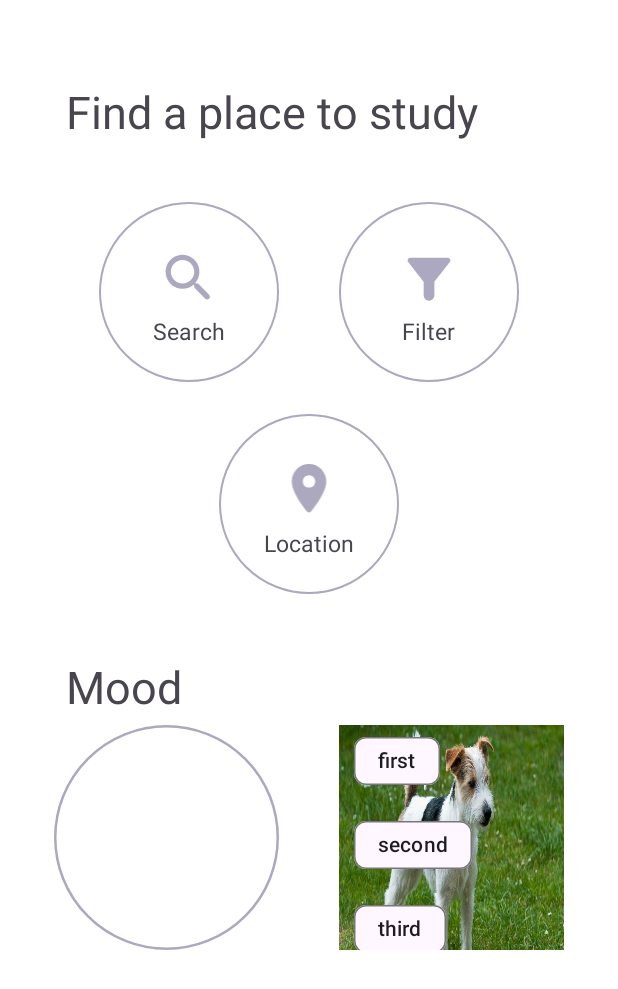
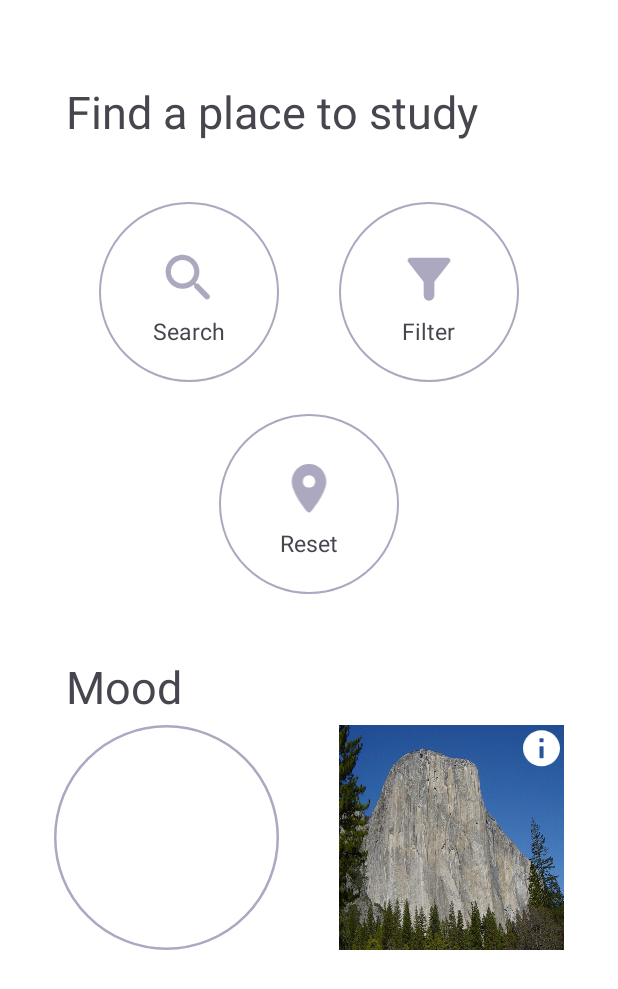
Before and after one commit to psavla2/StudyBuddy, an Android app: the layout activity_home_page2.xml on its own in the app's theme, with its tools: preview values and no code run, on a phone screen of 412 x 824 dp. Shown: the top 989 px of the screen. Run offline under Robolectric (Android 15) with nearby library versions, the phone set to English and light mode, and no system bars; plain views replace EasyFlipView.

Commit message:
Add files via upload

```diff
--- a/app/src/main/res/layout/activity_home_page2.xml
+++ b/app/src/main/res/layout/activity_home_page2.xml
@@ -40,9 +40,9 @@
                     android:layout_width="wrap_content"
                     android:layout_height="wrap_content"
                     android:orientation="vertical"
-                    android:gravity="center"
-                    >
+                    android:gravity="center">
                     <ImageView
+                        android:id="@+id/home_page_search_button"
                         android:layout_width="120dp"
                         android:layout_height="120dp"
                         android:src="@drawable/circle"
@@ -81,6 +81,7 @@
                         android:layout_height="120dp"
                         android:src="@drawable/circle"
                         android:clickable="true"
+                        android:id="@+id/home_page_filter_button"
                         >
                     </ImageView>
 
@@ -119,6 +120,7 @@
                         android:layout_height="120dp"
                         android:src="@drawable/circle"
                         android:clickable="true"
+                        android:id="@+id/home_page_reset_button"
                         >
                     </ImageView>
 
@@ -135,7 +137,7 @@
                         android:layout_marginTop="0dp"
                         android:layout_width="wrap_content"
                         android:layout_height="wrap_content"
-                        android:text="Location"
+                        android:text="Reset"
                         android:textSize="15dp"
                         ></TextView>
                 </LinearLayout>
@@ -181,29 +183,28 @@
 
                         <com.wajahatkarim3.easyflipview.EasyFlipView
                             android:id="@+id/easyFlipView"
+                            android:layout_centerInParent="true"
                             android:layout_width="match_parent"
                             android:layout_height="match_parent"
-                            android:layout_centerInParent="true"
+                            app:flipOnTouch="true"
                             app:flipDuration="500"
                             app:flipEnabled="true"
-                            app:flipOnTouch="true"
-                            app:flipType="horizontal">
+                            app:flipType = "horizontal">
 
                             <RelativeLayout
                                 android:layout_width="match_parent"
                                 android:layout_height="match_parent">
-
                                 <ImageView
                                     android:layout_width="match_parent"
                                     android:layout_height="match_parent"
                                     android:layout_centerInParent="true"
-                                    android:background="@drawable/elcap" />
-
+                                    android:background="@drawable/elcap"
+                                    />
                                 <ImageView
                                     android:layout_width="30dp"
                                     android:layout_height="30dp"
                                     android:layout_alignParentRight="true"
-                                    android:src="@drawable/ic_info_icon" />
+                                    android:src="@drawable/ic_info_icon"/>
 
                             </RelativeLayout>
 
@@ -215,41 +216,29 @@
                                     android:layout_width="match_parent"
                                     android:layout_height="match_parent"
                                     android:layout_centerInParent="true"
-                                    android:background="@drawable/parson" />
+                                    />
 
                                 <LinearLayout
                                     android:layout_width="match_parent"
                                     android:layout_height="match_parent"
                                     android:orientation="vertical">
 
+                                    <ScrollView
+                                        android:layout_width="wrap_content"
+                                        android:layout_height="150dp">
 
-                                    <com.google.android.material.chip.ChipGroup
-                                        android:layout_width="match_parent"
-                                        android:layout_height="match_parent"
-                                        android:id="@+id/home_page_chips"
-                                        android:paddingLeft="10dp">
+                                        <com.google.android.material.chip.ChipGroup
+                                            android:id="@+id/home_page_chips"
+                                            android:layout_width="match_parent"
+                                            android:layout_height="match_parent"
+                                            android:paddingLeft="10dp">
 
-                                        <com.google.android.material.chip.Chip
-                                            android:id="@+id/chip7"
-                                            android:layout_width="wrap_content"
-                                            android:layout_height="wrap_content"
-                                            android:text="first" />
-
-                                        <com.google.android.material.chip.Chip
-                                            android:id="@+id/chip8"
-                                            android:layout_width="wrap_content"
-                                            android:layout_height="wrap_content"
-                                            android:text="second" />
-
-                                        <com.google.android.material.chip.Chip
-                                            android:id="@+id/chip9"
-                                            android:layout_width="wrap_content"
-                                            android:layout_height="wrap_content"
-                                            android:text="third" />
-                                    </com.google.android.material.chip.ChipGroup>
+                                        </com.google.android.material.chip.ChipGroup>
+                                    </ScrollView>
                                 </LinearLayout>
 
                             </RelativeLayout>
+
 
 
                         </com.wajahatkarim3.easyflipview.EasyFlipView>
```
